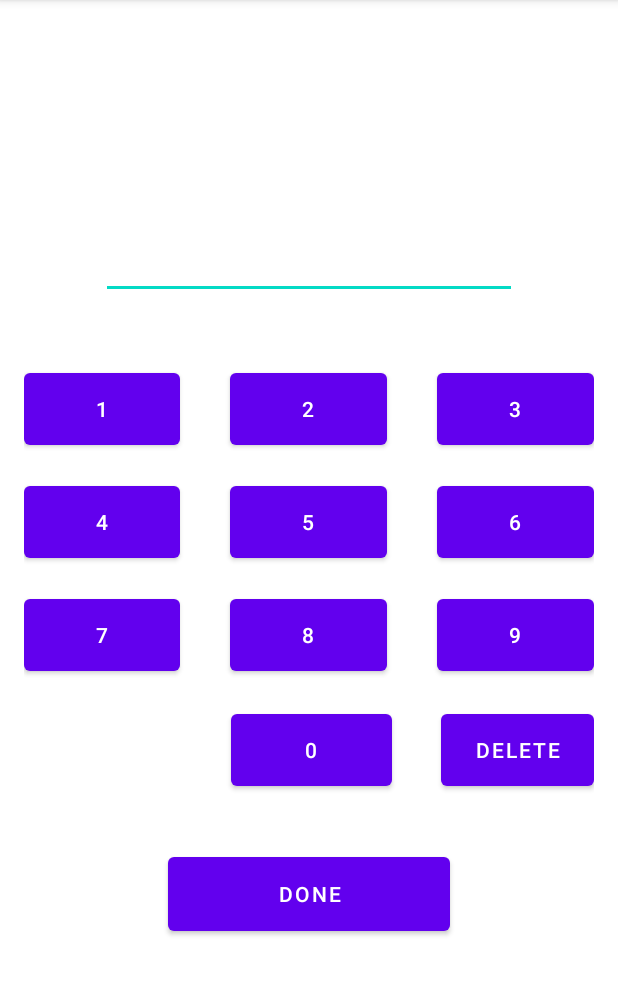
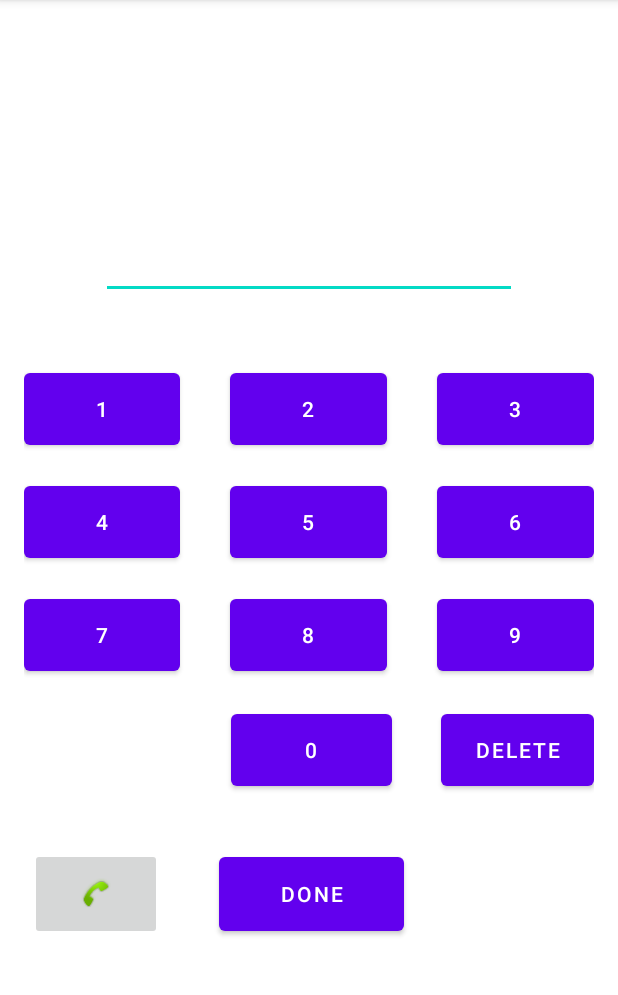
Before and after one commit to Andrew3927/senior_semester1_MOBILE_APPLICATION_DEVELPOMENT, an Android app: the screen it shows after launch (MainActivity), on a phone screen of 412 x 824 dp, the part 84-1079 px from its top. Run offline under Robolectric (Android 15) with nearby library versions, the phone set to English and light mode, and no system bars; libraries missing offline, so code that uses them is left out: com.google.flatbuffers.

Commit message:
prototype 3.0 (phone call version)

```diff
--- a/lect03_assignment1_dail_app/app/build.gradle
+++ b/lect03_assignment1_dail_app/app/build.gradle
@@ -32,6 +32,7 @@ dependencies {
     implementation 'androidx.appcompat:appcompat:1.5.1'
     implementation 'com.google.android.material:material:1.6.1'
     implementation 'androidx.constraintlayout:constraintlayout:2.1.4'
+    implementation 'com.google.ar.sceneform:sceneform-base:1.17.1'
     testImplementation 'junit:junit:4.13.2'
     androidTestImplementation 'androidx.test.ext:junit:1.1.3'
     androidTestImplementation 'androidx.test.espresso:espresso-core:3.4.0'
--- a/lect03_assignment1_dail_app/app/src/main/java/com/example/lect03_assignment1_dail_app/MainActivity.java
+++ b/lect03_assignment1_dail_app/app/src/main/java/com/example/lect03_assignment1_dail_app/MainActivity.java
@@ -1,11 +1,16 @@
 package com.example.lect03_assignment1_dail_app;
 
 import android.content.Intent;
+import android.net.Uri;
 import android.os.Bundle;
+import android.os.Parcelable;
+import android.provider.SyncStateContract;
 import android.view.View;
 import android.widget.EditText;
 
 import androidx.appcompat.app.AppCompatActivity;
+
+import com.google.flatbuffers.Constants;
 
 public class MainActivity extends AppCompatActivity {
     private EditText NUM_PAD;
@@ -60,4 +65,10 @@ public class MainActivity extends AppCompatActivity {
         intent.putExtra(ReceiveMessageActivity.EXTRA_MESSAGE_TYPE, usrInput);
         startActivity(intent);
     }
+
+    public void dail(View view) {
+        if (NUM_PAD.length() != 0) {
+            startActivity(new Intent(Intent.ACTION_DIAL, Uri.fromParts("tel", NUM_PAD.getText().toString(), null)));
+        }
+    }
 }
--- a/lect03_assignment1_dail_app/app/src/main/res/layout/activity_main.xml
+++ b/lect03_assignment1_dail_app/app/src/main/res/layout/activity_main.xml
@@ -1,5 +1,6 @@
 <?xml version="1.0" encoding="utf-8"?>
 <LinearLayout xmlns:android="http://schemas.android.com/apk/res/android"
+    xmlns:app="http://schemas.android.com/apk/res-auto"
     xmlns:tools="http://schemas.android.com/tools"
     android:layout_width="match_parent"
     android:layout_height="match_parent"
@@ -202,17 +203,46 @@
         android:layout_width="match_parent"
         android:layout_height="35dp" />
 
-    <Button
-        android:id="@+id/dail"
-        android:layout_width="188dp"
-        android:layout_height="61dp"
-        android:layout_gravity="center"
-        android:text="@string/doneButton"
-        android:onClick="sendMessage"/>
+    <LinearLayout
+        android:layout_width="match_parent"
+        android:layout_height="wrap_content"
+        android:orientation="vertical">
 
-    <Space
+    </LinearLayout>
+
+    <LinearLayout
         android:layout_width="match_parent"
-        android:layout_height="wrap_content" />
+        android:layout_height="wrap_content"
+        android:orientation="horizontal">
+
+        <ImageButton
+            android:id="@+id/phoneCall"
+            android:layout_width="99dp"
+            android:layout_height="match_parent"
+            android:layout_marginLeft="4dp"
+            android:layout_weight="1"
+            android:onClick="dail"
+            app:srcCompat="@android:drawable/stat_sys_phone_call" />
+
+        <Space
+            android:layout_width="49dp"
+            android:layout_height="match_parent"
+            android:layout_weight="1" />
+
+        <Button
+            android:id="@+id/dail"
+            android:layout_width="123dp"
+            android:layout_height="61dp"
+            android:layout_marginRight="5dp"
+            android:layout_gravity="center"
+            android:onClick="sendMessage"
+            android:text="@string/doneButton" />
+
+        <Space
+            android:layout_width="133dp"
+            android:layout_height="match_parent"
+            android:layout_weight="1" />
+    </LinearLayout>
 
 
 </LinearLayout>
```
